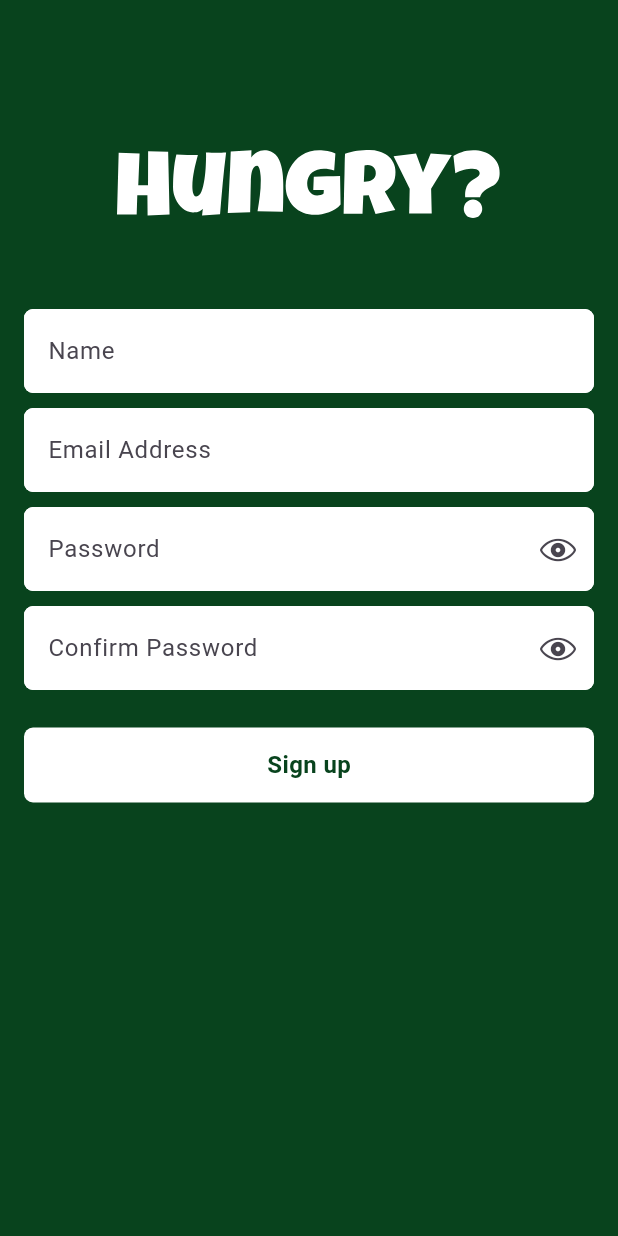
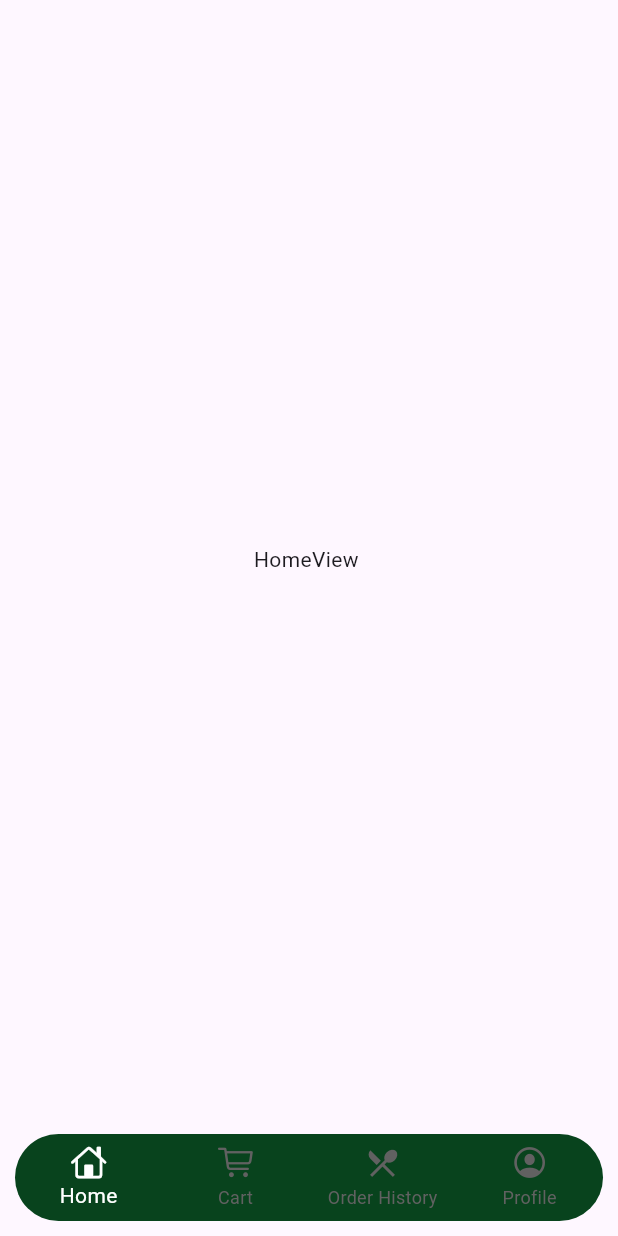
Before and after one commit to gamalazzam5/Hungry-App, a Flutter app: the screen it shows after launch, on a phone screen of 412 x 824 dp. Run offline on Flutter 3.47's test engine with Material 3 defaults, Android fonts, the phone set to English and light mode, and no system bars; our stand-ins replace flutter_svg, gap, go_router.

Commit message:
add bottom navigation to the root

```diff
--- a/lib/core/routes/app_router.dart
+++ b/lib/core/routes/app_router.dart
@@ -1,11 +1,10 @@
-import 'package:hungry/features/auth/view/login_view.dart';
-import 'package:hungry/features/auth/view/signup_view.dart';
+import 'package:hungry/root.dart';
 import 'package:hungry/splash.dart';
 import 'package:go_router/go_router.dart';
 class AppRouter {
   static final router = GoRouter(
     routes: [
-      GoRoute(path: '/', builder: (context, state) =>  const SignupView()),
+      GoRoute(path: '/', builder: (context, state) =>  const Root()),
     ],
   );
 }
@@ -14,5 +13,6 @@ class AppRoutePaths {
   static String get homeViw => "/home_view";
   static String get loginView => "/login_view";
   static String get signupView => "/signup_view";
+  static String get root => "/root";
 
 }
--- /dev/null
+++ b/lib/features/home/views/home_view.dart
@@ -0,0 +1,14 @@
+import 'package:flutter/material.dart';
+
+class HomeView extends StatelessWidget {
+  const HomeView({super.key});
+
+  @override
+  Widget build(BuildContext context) {
+    return Scaffold(
+      body: Center(
+        child: Text('HomeView '),
+      ),
+    );
+  }
+}
--- a/lib/root.dart
+++ b/lib/root.dart
@@ -0,0 +1,82 @@
+import 'package:flutter/cupertino.dart';
+import 'package:flutter/material.dart';
+import 'package:hungry/core/constants/app_colors.dart';
+import 'package:hungry/features/cart/views/cart_view.dart';
+import 'package:hungry/features/home/views/home_view.dart';
+
+import 'features/auth/views/profile_view.dart';
+import 'features/orderHistory/views/order_history_view.dart';
+
+class Root extends StatefulWidget {
+  const Root({super.key});
+
+  @override
+  State<Root> createState() => _RootState();
+}
+
+class _RootState extends State<Root> {
+  late PageController _pageController;
+  late List<Widget> screens;
+  int currentIndex = 0;
+
+  @override
+  void initState() {
+    _pageController = PageController(initialPage: currentIndex);
+    screens = [HomeView(), CartView(), OrderHistoryView(), ProfileView()];
+    super.initState();
+  }
+
+  @override
+  void dispose() {
+    _pageController.dispose();
+    super.dispose();
+  }
+
+  @override
+  Widget build(BuildContext context) {
+    return Scaffold(
+      body: PageView(controller: _pageController, children: screens),
+      bottomNavigationBar: Container(
+      margin: EdgeInsets.all(10),
+        decoration: BoxDecoration(
+        color: AppColors.primary,
+          borderRadius: BorderRadius.circular(30),
+        ),
+        child: BottomNavigationBar(
+
+          onTap: (index){
+            setState(() {
+              currentIndex = index;
+
+            });
+            _pageController.jumpToPage(currentIndex);
+          },
+          elevation: 0,
+          backgroundColor: Colors.transparent,
+          type: BottomNavigationBarType.fixed,
+          currentIndex: currentIndex,
+          selectedItemColor: Colors.white,
+          unselectedItemColor: Colors.grey.shade700,
+          items: [
+            BottomNavigationBarItem(
+              icon: Icon(CupertinoIcons.home),
+              label: 'Home',
+            ),
+            BottomNavigationBarItem(
+              icon: Icon(CupertinoIcons.cart),
+              label: 'Cart',
+            ),
+            BottomNavigationBarItem(
+              icon: Icon(Icons.local_restaurant_sharp),
+              label: 'Order History',
+            ),
+            BottomNavigationBarItem(
+              icon: Icon(CupertinoIcons.profile_circled),
+              label: 'Profile',
+            ),
+          ],
+        ),
+      ),
+    );
+  }
+}
```
Also changed, not shown: lib/features/auth/views/profile_view.dart (added, +10 -0 lines), lib/features/cart/views/cart_view.dart (added, +10 -0 lines), lib/features/orderHistory/views/order_history_view.dart (added, +10 -0 lines), lib/features/auth/view/profile_view.dart (deleted), lib/features/auth/views/login_view.dart (renamed from lib/features/auth/view/login_view.dart), lib/features/auth/views/signup_view.dart (renamed from lib/features/auth/view/signup_view.dart).
